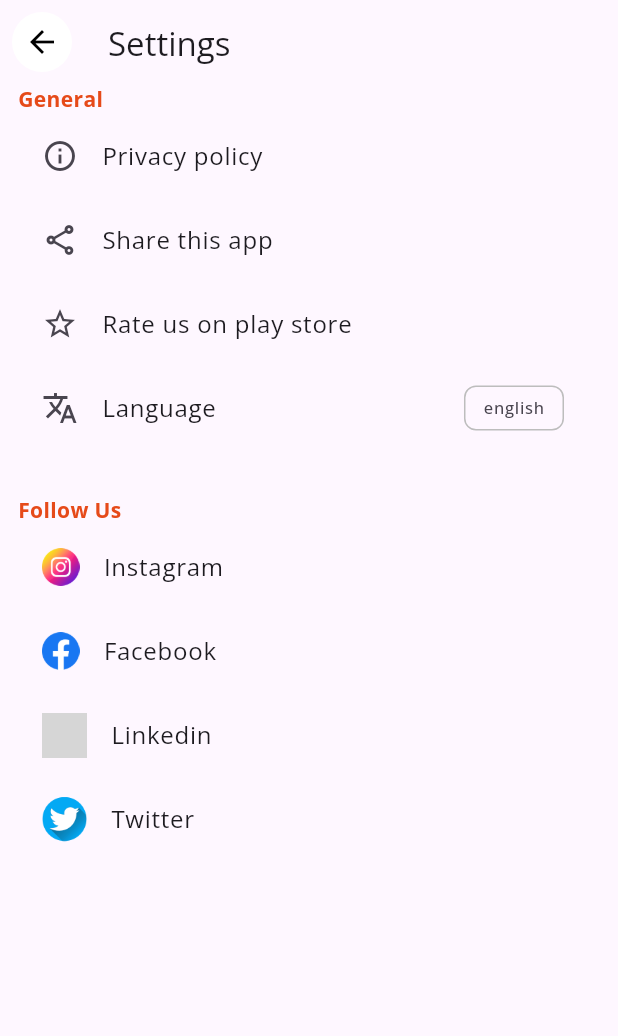
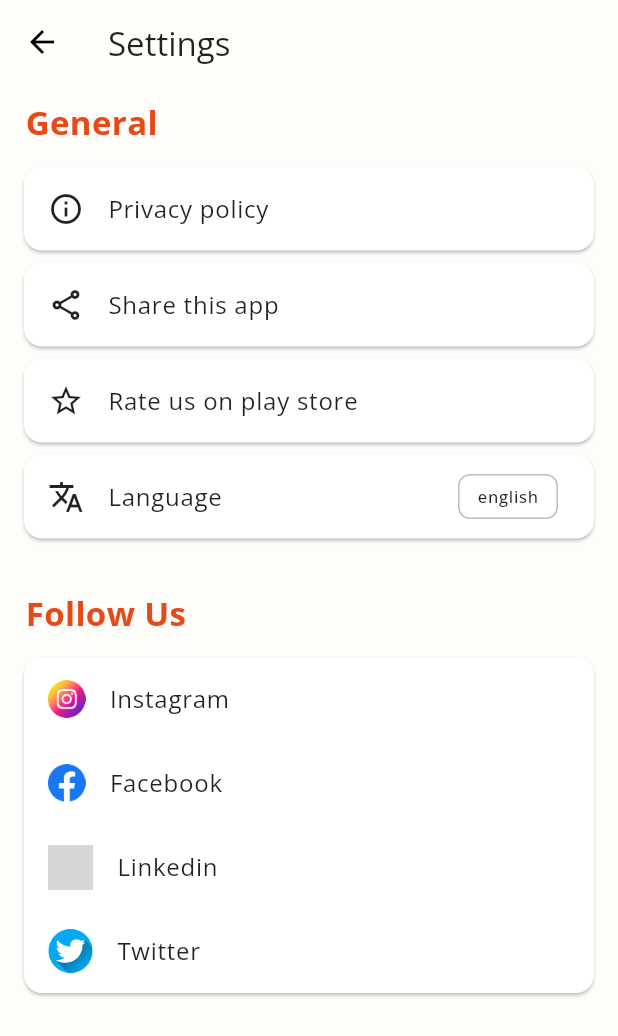
Before and after one commit to Techlyverse/dailyquotes, a Flutter app: the SettingScreen screen opened directly, on a phone screen of 412 x 824 dp. Shown: the top 1036 px of the screen. Run offline on Flutter 3.47's test engine with Material 3 defaults, Android fonts, the light colour scheme and no system bars; our stand-ins replace cloud_firestore, firebase_core, flutter_riverpod, google_fonts, riverpod_annotation, share_plus and 1 more; accounts and stored records are empty; generated files the repository leaves out were written again; grey boxes are pictures that could not be loaded.

Commit message:
added light and dark theme and modified bottom sheets and icons according to that and also improved the ui of the setting screen-MG

```diff
--- a/lib/main.dart
+++ b/lib/main.dart
@@ -33,7 +33,8 @@ class MyApp extends StatelessWidget {
       child: MaterialApp(
         title: 'Quotes App',
         home:  HomeScreen(),
-        theme: appTheme,
+        theme: lightTheme,
+        darkTheme: darkTheme,
       ),
     );
   }
--- a/lib/screens/home/background_sheet.dart
+++ b/lib/screens/home/background_sheet.dart
@@ -9,6 +9,7 @@ class BackgroundSheet extends StatelessWidget {
 
   @override
   Widget build(BuildContext context) {
+    final isDark = Theme.of(context).brightness == Brightness.dark;
     return DefaultTabController(
       // length was 3 before which was throwing exception -MG
       length: 4,
@@ -19,7 +20,7 @@ class BackgroundSheet extends StatelessWidget {
             child: Row(
               mainAxisAlignment: MainAxisAlignment.spaceBetween,
               children: [
-                const Text("Background", style: TextStyle(fontSize: 20)),
+                Text("Background", style: TextStyle(fontSize: 20, color: isDark? Colors.white : Colors.black)),
                 IconButton(
                   onPressed: () {
                     Navigator.of(context).pop();
--- a/lib/screens/home/category_selection.dart
+++ b/lib/screens/home/category_selection.dart
@@ -14,8 +14,9 @@ class CategorySelection extends ConsumerWidget {
 
   @override
   Widget build(BuildContext context, WidgetRef ref) {
+    final isDark = Theme.of(context).brightness == Brightness.dark;
     return FutureBuilder(
-        future: QuoteDataProcessing(),
+        future: quoteDataProcessing(),
         builder: (context, snapshot) {
           if(snapshot.hasError){
             return const Center(child: Text("An error occurred"));
@@ -32,7 +33,7 @@ class CategorySelection extends ConsumerWidget {
           return Column(
             children: [
               const SizedBox(height: 30,),
-              Text("Select a category", style: fonts[ref.watch(fontNotifierProvider)],),
+              Text("Select a category", style: TextStyle(fontSize: 22, color: isDark? Colors.white : Colors.black),),
               const SizedBox(height: 30,),
               Expanded(
                 child: Padding(
@@ -55,7 +56,7 @@ class CategorySelection extends ConsumerWidget {
                           child: Container(
                             decoration: BoxDecoration(
                               borderRadius: BorderRadius.circular(8),
-                              color: isSelected? Colors.lightBlueAccent : Colors.white60,
+                              color: isSelected? Colors.lightBlueAccent : isDark? Colors.white: Colors.grey.shade200,
                             ),
                             child: Center(child: Padding(
                               padding: const EdgeInsets.symmetric(horizontal: 4.0),
--- a/lib/screens/home/category_tab.dart
+++ b/lib/screens/home/category_tab.dart
@@ -26,7 +26,7 @@ class CategoryTab extends ConsumerWidget {
     return Stack(
       children: [
         FutureBuilder<List<Quote>>(
-            future: QuoteDataProcessing(),
+            future: quoteDataProcessing(),
             builder: (context, snapshot) {
               print("Selected language: $language");
               print("Selected category: $category");
--- a/lib/screens/home/home_screen.dart
+++ b/lib/screens/home/home_screen.dart
@@ -76,7 +76,7 @@ class _HomeScreenState extends ConsumerState<HomeScreen> {
                           ),
                         ),
                         child: Text(
-                          selectedCategory!.toUpperCase(),
+                          selectedCategory != null ? selectedCategory.toUpperCase() : "No Category Selected",
                           style: fonts[ref.watch(fontNotifierProvider)],
                         ),
                       ),
--- a/lib/screens/settings/setting.dart
+++ b/lib/screens/settings/setting.dart
@@ -53,42 +53,67 @@ class _SettingScreenState extends State<SettingScreen> {
 
   @override
   Widget build(BuildContext context) {
+    final isDark = Theme.of(context).brightness == Brightness.dark;
     return Scaffold(
-      appBar: AppBar(title: const Text('Settings')),
+      appBar: AppBar(
+        leading: IconButton(
+          onPressed: (){
+            Navigator.pop(context);
+          },
+          icon: const Icon(Icons.arrow_back),
+          style: IconButton.styleFrom(
+            backgroundColor: isDark? const Color(0xFF1E1E1E) : const Color(0xFFFFFDF9),
+            foregroundColor: isDark? Colors.white : Colors.black,
+          ),
+        ),
+          title: const Text('Settings')),
       body: SingleChildScrollView(
         padding: const EdgeInsets.symmetric(horizontal: 12),
         child: Column(
           crossAxisAlignment: CrossAxisAlignment.start,
           children: [
-            Text(
+            const SizedBox(height: 10,),
+            Padding(
+              padding: const EdgeInsets.only(left: 5),
+              child: Text(
                 "General",
                 style: TextStyle(
                   color: Colors.deepOrange.shade700,
                   fontWeight: FontWeight.bold,
+                  fontSize: 22
                 ),
               ),
-            ListTile(
+            ),
+            const SizedBox(height: 10,),
+            Card(
+              child: ListTile(
                 leading: const Icon(Icons.info_outline),
                 title: const Text('Privacy policy'),
                 onTap: () async {
                   launchUrlString(AppUrls.privacyPolicyUrl);
                 },
               ),
-            ListTile(
+            ),
+            Card(
+              child: ListTile(
                 leading: const Icon(Icons.share_outlined),
                 title: const Text('Share this app'),
                 onTap: () async {
                   await Share.share(AppUrls.playStoreUrl);
                 },
               ),
-            ListTile(
+            ),
+            Card(
+              child: ListTile(
                 leading: const Icon(Icons.star_border),
                 title: const Text('Rate us on play store'),
                 onTap: () async {
                   launchUrlString(AppUrls.playStoreUrl);
                 },
               ),
-            ListTile(
+            ),
+            Card(
+              child: ListTile(
                 leading: const Icon(Icons.translate),
                 title: const Text('Language'),
                 trailing: PopupMenuButton<String>(
@@ -117,14 +142,23 @@ class _SettingScreenState extends State<SettingScreen> {
                   ),
                 ),
               ),
+            ),
             const SizedBox(height: 30),
-            Text(
+            Padding(
+              padding: const EdgeInsets.only(left: 5),
+              child: Text(
                 "Follow Us",
                 style: TextStyle(
                   color: Colors.deepOrange.shade700,
                   fontWeight: FontWeight.bold,
+                  fontSize: 22
                 ),
               ),
+            ),
+            const SizedBox(height: 10,),
+            Card(
+              child: Column(
+                children: [
                   ListTile(
                     leading: Image.asset("assets/icons/instagram.png", height: 25),
                     title: const Text('Instagram'),
@@ -155,6 +189,9 @@ class _SettingScreenState extends State<SettingScreen> {
                   ),
                 ],
               ),
+            )
+          ],
+        ),
       ),
     );
   }
--- a/lib/services/quote_data_processing.dart
+++ b/lib/services/quote_data_processing.dart
@@ -1,7 +1,7 @@
 import 'package:dailyquotes/models/quotes.dart';
 import 'package:flutter/services.dart';
 
-Future<List<Quote>> QuoteDataProcessing() async {
+Future<List<Quote>> quoteDataProcessing() async {
   final dataFromFile = await rootBundle.loadString('assets/quotes/en_quotes.csv');
   final processedData = dataFromFile.split('\n').where( (oneLine) => oneLine.trim().isNotEmpty).toList();
   final dataLines = processedData.skip(1);
--- a/lib/theme/theme.dart
+++ b/lib/theme/theme.dart
@@ -1,29 +1,54 @@
 import "package:flutter/material.dart";
 import "package:google_fonts/google_fonts.dart";
 
-ThemeData appTheme = ThemeData(
+final ThemeData lightTheme = ThemeData(
+  brightness: Brightness.light,
+  scaffoldBackgroundColor: const Color(0xFFFFFDF9),
+  primaryColor: const Color(0xFF37474F),
+  cardColor: const Color(0xFFFFFFFF),
+  colorScheme: const ColorScheme.light(
+    primary: Color(0xFF37474F),
+    secondary: Color(0xFFFF7043),
+    surface: Color(0xFFFFFFFF),
+    onPrimary: Colors.white,
+    onSecondary: Colors.white,
+    onSurface: Colors.black87,
+  ),
   textTheme: GoogleFonts.openSansTextTheme(),
-  tabBarTheme: TabBarThemeData(
-      dividerColor: Colors.transparent,
-      //tabAlignment: TabAlignment.start,
-      indicatorSize: TabBarIndicatorSize.tab,
-      indicator: BoxDecoration(
-        color: Colors.white,
-        borderRadius: BorderRadius.circular(25),
-      ),
-      labelStyle: const TextStyle(
-        fontSize: 20,
-        fontWeight: FontWeight.bold,
-        color: Colors.black87,
-      ),
-      unselectedLabelStyle: const TextStyle(
-        fontSize: 16,
-        fontWeight: FontWeight.normal,
-      )),
   iconButtonTheme: IconButtonThemeData(
     style: IconButton.styleFrom(
       foregroundColor: Colors.black,
       backgroundColor: Colors.white,
     ),
   ),
+  appBarTheme: AppBarTheme(
+    backgroundColor: const Color(0xFFFFFDF9),
+    iconTheme: const IconThemeData(color:  Colors.black87),
+  )
 );
+
+final ThemeData darkTheme = ThemeData(
+  brightness: Brightness.dark,
+  scaffoldBackgroundColor: const Color(0xFF121212),
+  primaryColor: const Color(0xFFFFC107),
+  cardColor: const Color(0xFF1E1E1E),
+  colorScheme: const ColorScheme.dark(
+    primary: Color(0xFFFFC107),
+    secondary: Color(0xFF90CAF9),
+    surface: Color(0xFF1E1E1E),
+    onPrimary: Colors.black,
+    onSecondary: Colors.black,
+    onSurface: Colors.white,
+  ),
+  textTheme: GoogleFonts.openSansTextTheme(),
+  iconButtonTheme: IconButtonThemeData(
+    style: IconButton.styleFrom(
+      foregroundColor: Colors.black,
+      backgroundColor: Colors.white,
+    ),
+  ),
+  appBarTheme: const AppBarTheme(
+    backgroundColor: Color(0xFF1E1E1E),
+    iconTheme: IconThemeData(color: Colors.white),
+  )
+);
```
Lines whose indentation alone changed are shown as unchanged.
